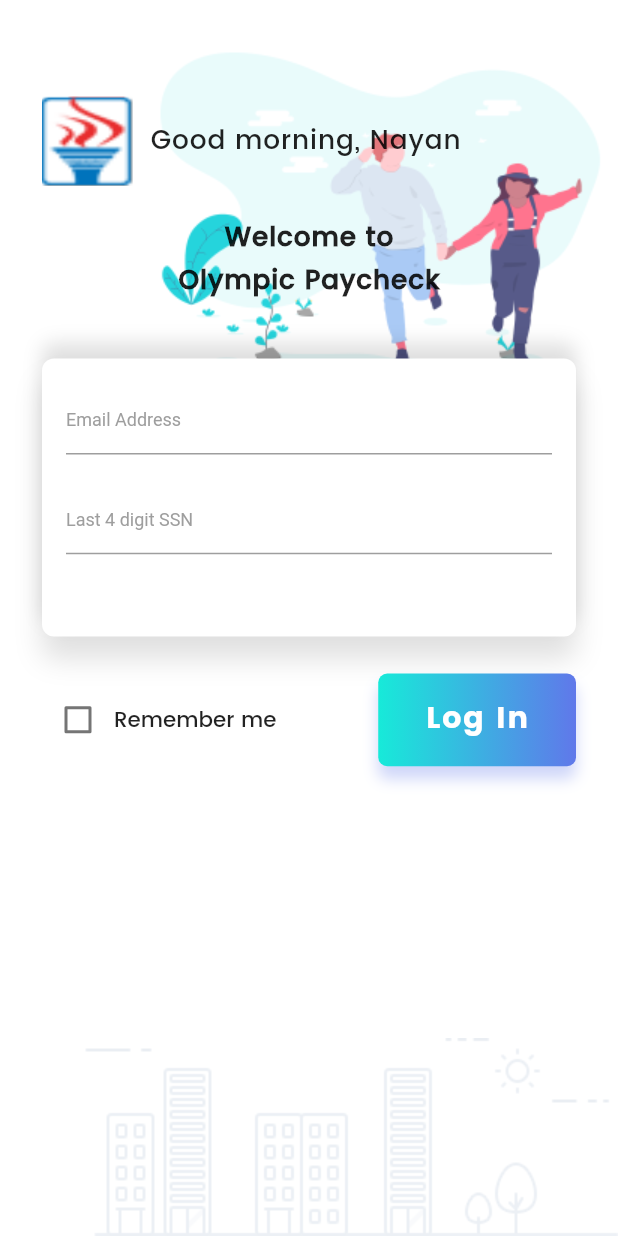
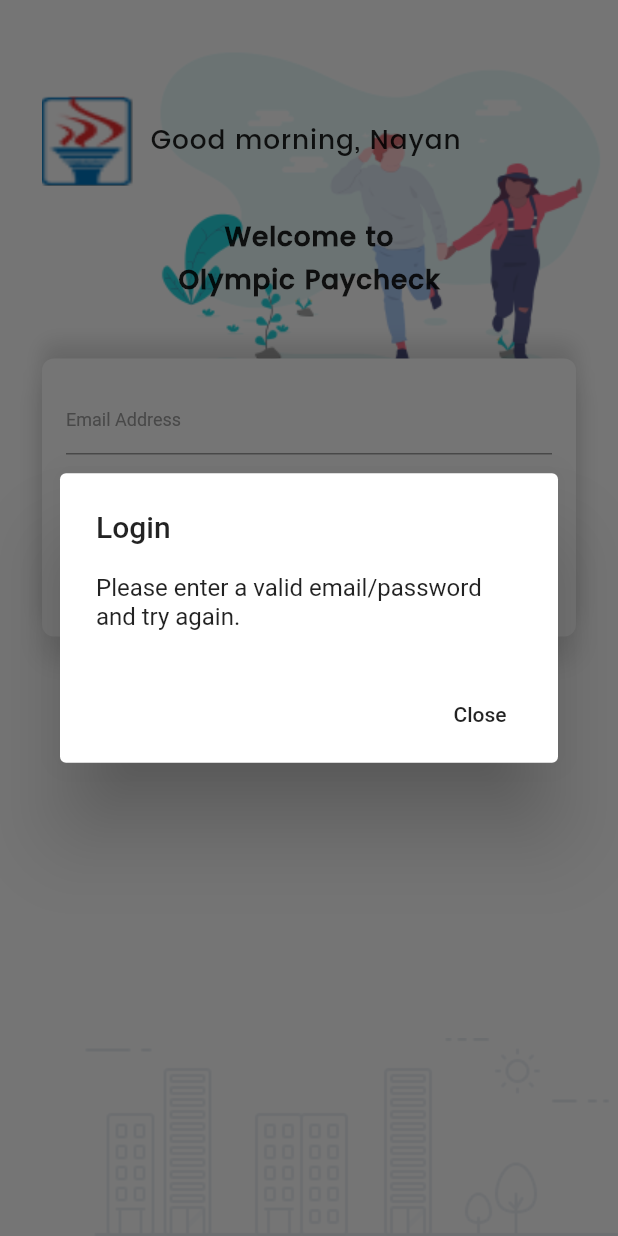
Before and after one commit to dp3344/nayanthatest5, a Flutter app: the screen it shows after launch, after a tap on "Log In", on a phone screen of 412 x 824 dp. Run offline on Flutter 3.47's test engine with Material 2 defaults, Android fonts, the phone set to English and light mode, and no system bars; our stand-ins replace flutter_screenutil.

Commit message:
Login Box

```diff
--- a/lib/Widgets/FormCard.dart
+++ b/lib/Widgets/FormCard.dart
@@ -1,6 +1,9 @@
 import 'package:flutter/material.dart';
 import 'package:flutter_screenutil/flutter_screenutil.dart';
+import 'globals.dart' as globals;
 
+ final myController = TextEditingController();
+ final myController2 = TextEditingController();
 //class MainPage extends StatefulWidget{
 //  FormCard createState()=> FormCard();
 //}
@@ -82,6 +85,12 @@ class FormCard extends StatelessWidget {
               decoration: InputDecoration(
                   hintText: "Email Address",
                   hintStyle: TextStyle(color: Colors.grey, fontSize: 12.0)),
+				  controller: myController,
+              onChanged: (newValue) {
+					globals.email = newValue;
+                  //newValue = newValue;
+
+              },
             ),
             SizedBox(
               height: ScreenUtil.getInstance().setHeight(30),
@@ -99,6 +108,12 @@ class FormCard extends StatelessWidget {
               decoration: InputDecoration(
                   hintText: "Last 4 digit SSN",
                   hintStyle: TextStyle(color: Colors.grey, fontSize: 12.0)),
+				  controller: myController2,
+              onChanged: (newValue2) {
+					globals.password = newValue2;
+                  //newValue = newValue;
+
+              },
             ),
             SizedBox(
               height: ScreenUtil.getInstance().setHeight(35),
--- /dev/null
+++ b/lib/Widgets/globals.dart
@@ -0,0 +1,8 @@
+library my_prj.globals;
+
+bool isLoggedIn = false;
+
+ //final myController1 = TextEditingController();
+
+ var email = '';
+ var password = '';
--- a/lib/main.dart
+++ b/lib/main.dart
@@ -3,11 +3,29 @@ import 'package:flutter_screenutil/flutter_screenutil.dart';
 import 'Widgets/FormCard.dart';
 import 'Widgets/SocialIcons.dart';
 import 'CustomIcons.dart';
+//import 'package:alert_dialog/main.dart';
+import 'package:flutter/services.dart';
+import 'Widgets/globals.dart' as globals;
 
-void main() => runApp(MaterialApp(
+
+ final myController = TextEditingController();
+
+void main() {
+  SystemChrome.setPreferredOrientations(
+          [DeviceOrientation.portraitUp,DeviceOrientation.portraitDown])
+      .then((_) {
+    runApp(MaterialApp(
       home: MyApp(),
       debugShowCheckedModeBanner: false,
     ));
+  });
+}
+
+
+//void main() => runApp(MaterialApp(
+//      home: MyApp(),
+//      debugShowCheckedModeBanner: false,
+//    ));
 
 class MyApp extends StatefulWidget {
   @override
@@ -71,7 +89,7 @@ class _MyAppState extends State<MyApp> {
         ScreenUtil(width: 750, height: 1334, allowFontScaling: true);
     return new Scaffold(
       backgroundColor: Colors.white,
-      resizeToAvoidBottomPadding: true,
+      resizeToAvoidBottomPadding: false,
       body: Stack(
         fit: StackFit.expand,
         children: <Widget>[
@@ -151,35 +169,70 @@ class _MyAppState extends State<MyApp> {
                     children: <Widget>[
                       Row(
                         children: <Widget>[
-/*----------------------------------------------
-						SizedBox(
-                            width: 12.0,
-                          ),
-                          GestureDetector(
-                            //onTap: _radio,
-                            //child: radioButton(_isSelected),
-                            onTap: _check,
-                            child: Checkbox(_isSelected),
-							),
-----------------------------------------------*/
-//							              new Text('Please check below to agree to the terms.',
-//                  style: const TextStyle(fontStyle: FontStyle.italic)),
+
+
               Row(mainAxisAlignment: MainAxisAlignment.spaceBetween, children: [
                 Checkbox(value: _checked, onChanged: (val) => _onCheck(val)),
                 Text("Remember me       "
 ,                              style: TextStyle(
-                                  fontSize: ScreenUtil.getInstance().setSp(26), fontFamily: "Poppins-Medium"))
+                                  fontSize: ScreenUtil.getInstance().setSp(26), fontFamily: "Poppins-Medium")),
+						  RaisedButton(
+					  //onPressed: () => {debugPrint('RaisedButton Pressed123')},
+					  onPressed: () => {
+
+					  	// debugPrint('RaisedButton Pressed123456');
+					  //return
+					  showDialog (
+					  context: context,
+					  child: AlertDialog(
+            title: const Text('Login'),
+            content: Text(
+
+			//globals.email
+
+((globals.email == "") || (globals.password == "") ) ? "Please enter a valid email/password and try again." : "Login successful."
+
+			),
+            actions: <Widget>[
+              FlatButton(
+                onPressed: () {
+                  Navigator.pop(context, true);
+                },
+                child: const Text('Close'),
+              )
+            ],
+          ) //;ALertDialog
+
+
+				)//showDialog
+					  },
+
+
+
+
+
+
+					  child: Text('Log In', style: TextStyle(
+                            fontSize: 16.0, color: Colors.white, fontWeight: FontWeight.bold)  ),
+					  //color: Theme.of(context).accentColor,
+					  color: Colors.blueAccent,
+
+					  ),
+					  //,
+					  //const Text("Log In")
+
 				]),
-/*----------------------------------
-                          SizedBox(
-                            width: 8.0,
-                          ),
-                          Text("Remember me",
-                              style: TextStyle(
-                                  fontSize: ScreenUtil.getInstance().setSp(26), fontFamily: "Poppins-Medium"))
--------------------------------------*/
+
+
+
+
+
+
                         ],
                       ),
+					  /*===========================
+
+					  ////[[[[[[[[[[[[[[[[[[[[[[[[[]]]]]]]]]]]]]]]]]]]]]]]]]
                       InkWell(
                         child: Container(
                           width: ScreenUtil.getInstance().setWidth(240),
@@ -199,9 +252,24 @@ class _MyAppState extends State<MyApp> {
                           child: Material(
                             color: Colors.transparent,
                             child: InkWell(
-                              onTap: () {},
+                              onTap: () {
+
+							  AlertDialog(
+            title: const Text('Address'),
+            content: Text('ABC-PQR'),
+            actions: <Widget>[
+              FlatButton(
+                onPressed: () {
+                  Navigator.pop(context, true);
+                },
+                child: const Text('Close'),
+              )
+            ],
+          );
+
+							  },
                               child: Center(
-                                child: Text("Log In",
+                                child: Text("XXX In",
                                     style: TextStyle(
                                         color: Colors.white,
                                         fontFamily: "Poppins-Bold",
@@ -212,6 +280,8 @@ class _MyAppState extends State<MyApp> {
                           ),
                         ),
                       )
+					  //[[[[[[[[[[[[[[[[[[[[[[[[[[[[[[[[[[[[[[[[[[[[[[]]]]]]]]]]]]]]]]]]]]]]]]]]]]]]]]]]]]]]]]]]]]]]
+					  ===========================*/
                     ],
                   ),
                   SizedBox(
```
